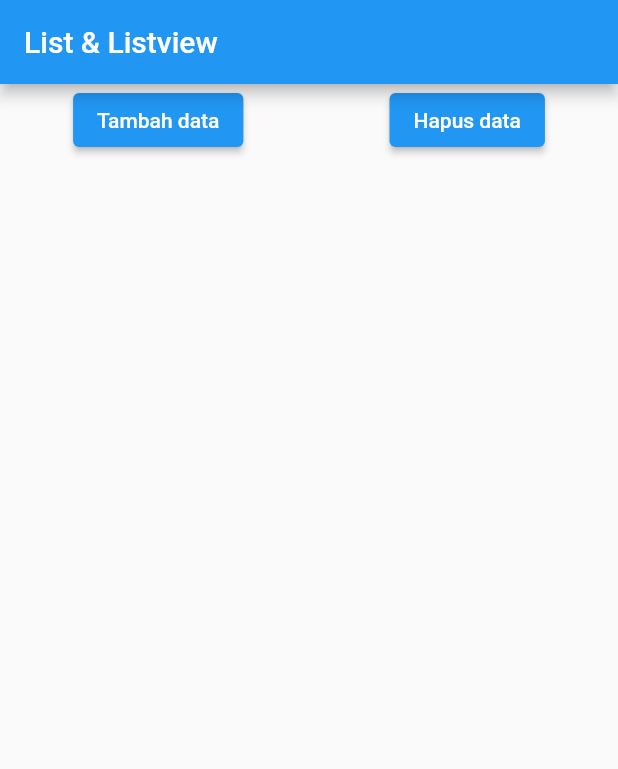
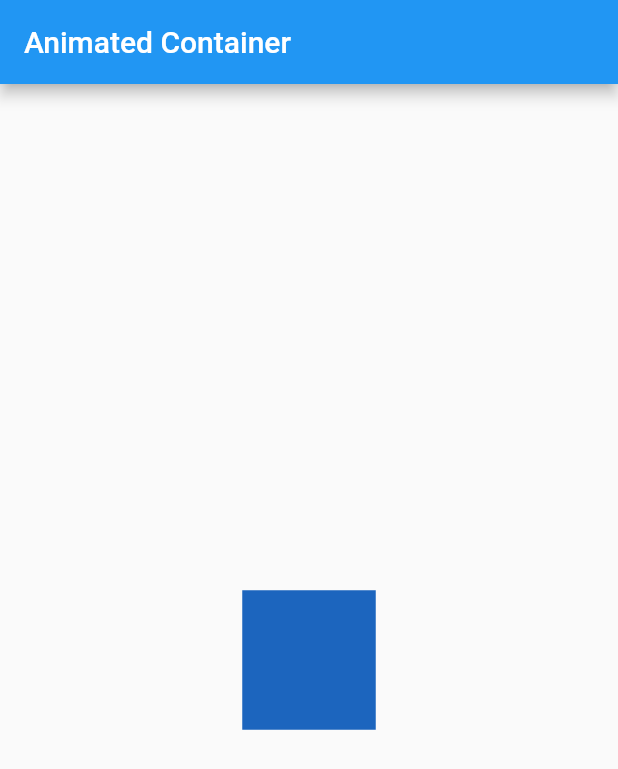
Before and after one commit to iqbalseptyan/flutter-fundamental, a Flutter app: the screen it shows after launch, on a phone screen of 412 x 824 dp. Shown: the top 769 px of the screen. Run offline on Flutter 3.47's test engine with Material 2 defaults, Android fonts, the phone set to English and light mode, and no system bars.

Commit message:
Animated Container

```diff
--- a/lib/main.dart
+++ b/lib/main.dart
@@ -1,3 +1,5 @@
+import 'dart:math';
+
 import 'package:flutter/material.dart';
 
 void main() {
@@ -12,56 +14,27 @@ class MyApp extends StatefulWidget {
 }
 
 class _MyAppState extends State<MyApp> {
-  List<Widget> widgets = [];
-  int counter = 1;
-
-  // _MyAppState() {
-  //   for (int i = 0; i < 15; i++) {
-  //     widgets.add(Text(
-  //       'data ke - ' + i.toString(),
-  //       style: TextStyle(fontSize: 50),
-  //     ));
-  //   }
-  // }
+  Random random = Random();
 
   @override
   Widget build(BuildContext context) {
     return MaterialApp(
         home: Scaffold(
       appBar: AppBar(
-        title: const Text("List & Listview"),
+        title: const Text("Animated Container"),
       ),
       body: Center(
-        child: ListView(
-          children: [
-            Row(
-              mainAxisAlignment: MainAxisAlignment.spaceAround,
-              children: [
-                ElevatedButton(
-                    onPressed: () {
-                      setState(() {
-                        widgets.add(Text(
-                          "data ke- " + counter.toString(),
-                          style: const TextStyle(fontSize: 30),
-                        ));
-                        counter++;
-                      });
-                    },
-                    child: const Text('Tambah data')),
-                ElevatedButton(
-                    onPressed: () {
-                      setState(() {
-                        widgets.removeLast();
-                        counter--;
-                      });
-                    },
-                    child: const Text('Hapus data')),
-              ],
-            ),
-            Column(
-              children: widgets,
-            )
-          ],
+        child: GestureDetector(
+          onTap: () {
+            setState(() {});
+          },
+          child: AnimatedContainer(
+            color: Color.fromARGB(255, random.nextInt(256), random.nextInt(256),
+                random.nextInt(256)),
+            duration: const Duration(milliseconds: 500),
+            width: 50.0 + random.nextInt(101),
+            height: 50.0 + random.nextInt(101),
+          ),
         ),
       ),
     ));
```
